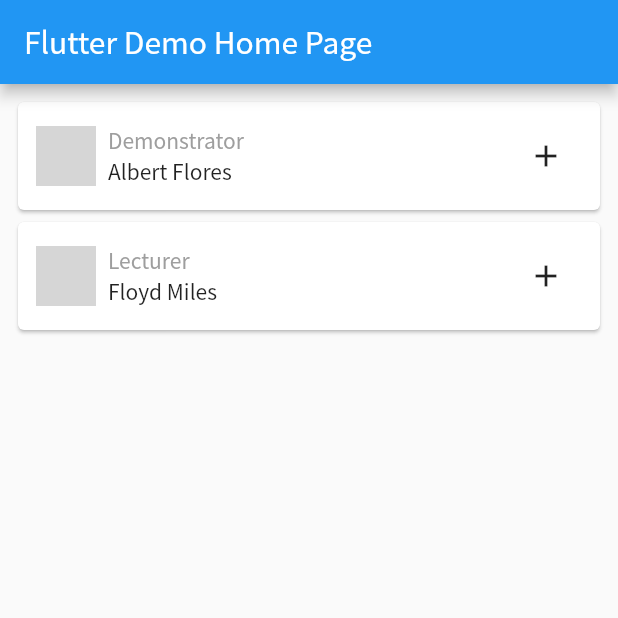
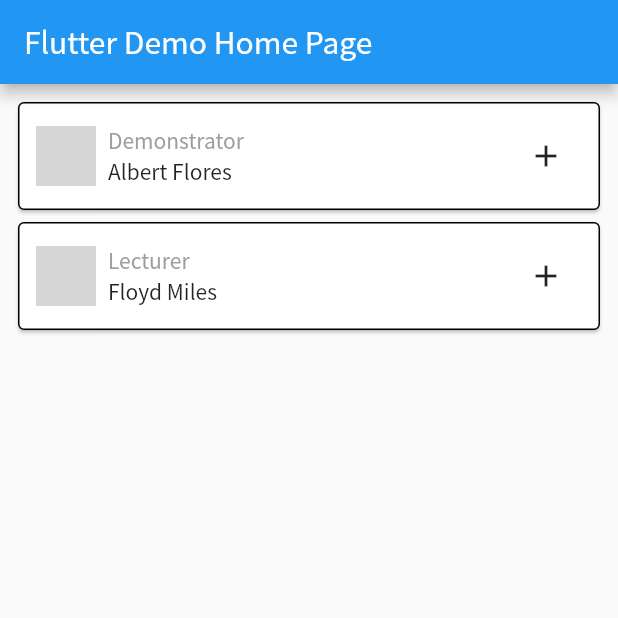
Before and after one commit to tonys61311/flutter_practice, a Flutter app: the screen it shows after launch, on a phone screen of 412 x 824 dp, the top half of it. Run offline on Flutter 3.47's test engine with Material 2 defaults, Android fonts, the phone set to English and light mode, and no system bars; our stand-ins replace dartz; network calls fail; grey boxes are pictures that could not be loaded.

Commit message:
style: add black border styling to ExpandableItemCard

```diff
--- a/lib/widgets/expandable_item_card.dart
+++ b/lib/widgets/expandable_item_card.dart
@@ -150,7 +150,13 @@ class _ExpandableItemCardState extends State<ExpandableItemCard> {
       width: widget.itemModel.width,
       height: widget.itemModel.height,
       child: widget.wrapWithCard
-          ? Card(child: content)
+          ? Card(
+          shape: RoundedRectangleBorder(
+            side: const BorderSide(color: Colors.black, width: 1),
+            borderRadius: BorderRadius.circular(4),
+          ),
+          child: content
+      )
           : content,
     );
   }
```
